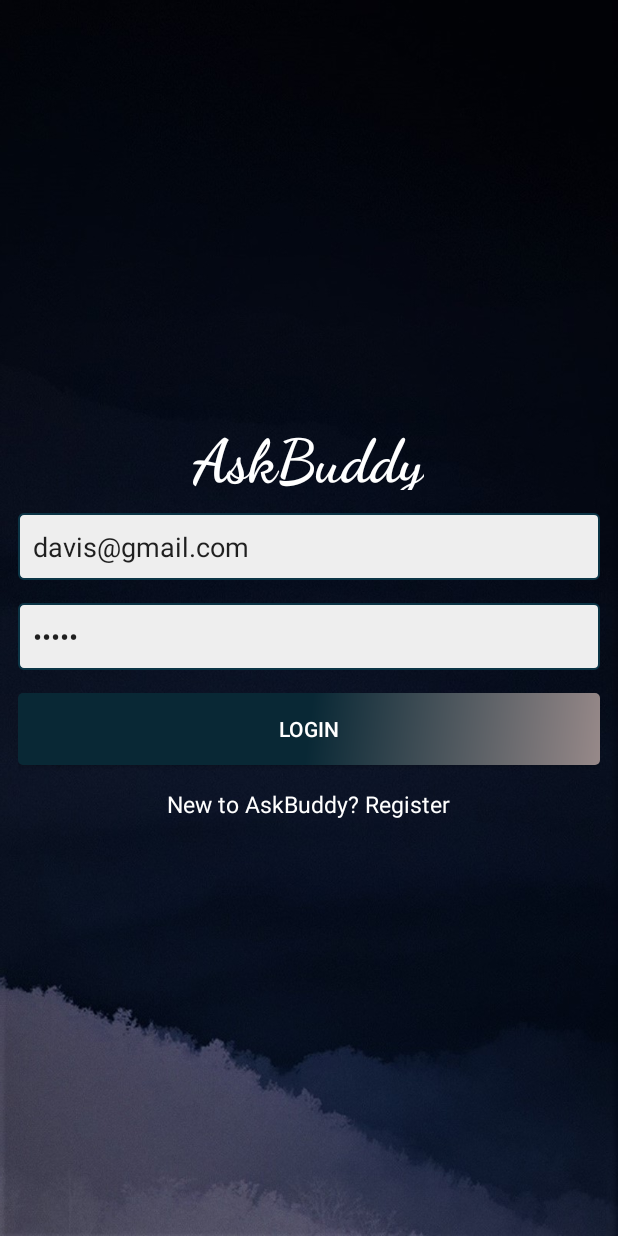
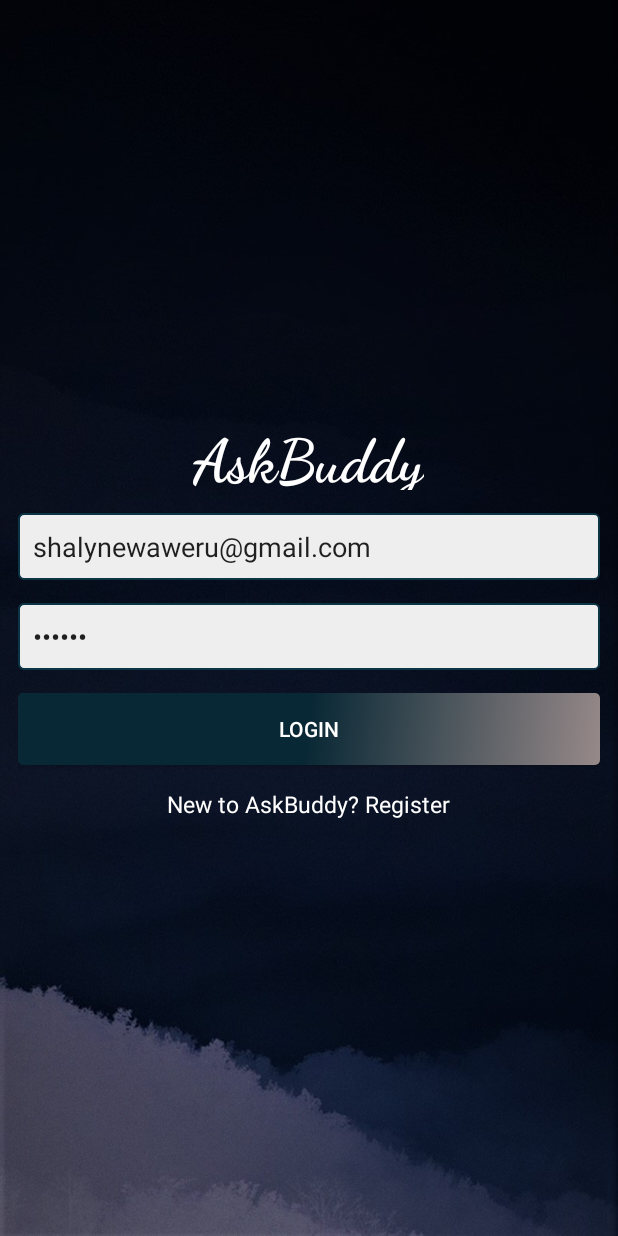
Before and after one commit to Shalyne-Waweru/Askbuddy, an Android app: the LoginActivity screen opened directly, with no data from a screen before it, on a phone screen of 412 x 824 dp. Run offline under Robolectric (Android 15) with nearby library versions, the light colour scheme and no system bars; our stand-ins replace Firebase (no records; nobody signed in at launch, a user with empty details on screens opened directly); libraries missing offline, so code that uses them is left out: com.ontbee.legacyforks; Roboto replaces fonts that are not available here.

Commit message:
Post, Login Updates

```diff
--- a/app/src/main/java/com/kevine/askbuddy/login/LoginActivity.java
+++ b/app/src/main/java/com/kevine/askbuddy/login/LoginActivity.java
@@ -73,8 +73,8 @@ public class LoginActivity extends BaseActivity {
             }
         });
 
-        email.setText("davis@gmail.com");
-        password.setText("12345");
+        email.setText("shalynewaweru@gmail.com");
+        password.setText("123456");
 
         login.setOnClickListener(new View.OnClickListener() {
             @Override
--- a/app/src/main/res/layout/activity_post.xml
+++ b/app/src/main/res/layout/activity_post.xml
@@ -54,7 +54,6 @@
         android:orientation="vertical">
 
         <ImageView
-            android:visibility="gone"
             android:layout_width="match_parent"
             android:layout_height="150dp"
             android:layout_gravity="center"
--- a/build.gradle
+++ b/build.gradle
@@ -7,7 +7,7 @@ buildscript {
 
     }
     dependencies {
-        classpath 'com.android.tools.build:gradle:3.5.2'
+        classpath 'com.android.tools.build:gradle:3.6.2'
         classpath 'com.google.gms:google-services:4.3.2'
 
         // NOTE: Do not place your application dependencies here; they belong
```
Also changed, not shown: app/src/main/java/com/kevine/askbuddy/post/PostActivity.java (+6 -3 lines), gradle/wrapper/gradle-wrapper.properties.
